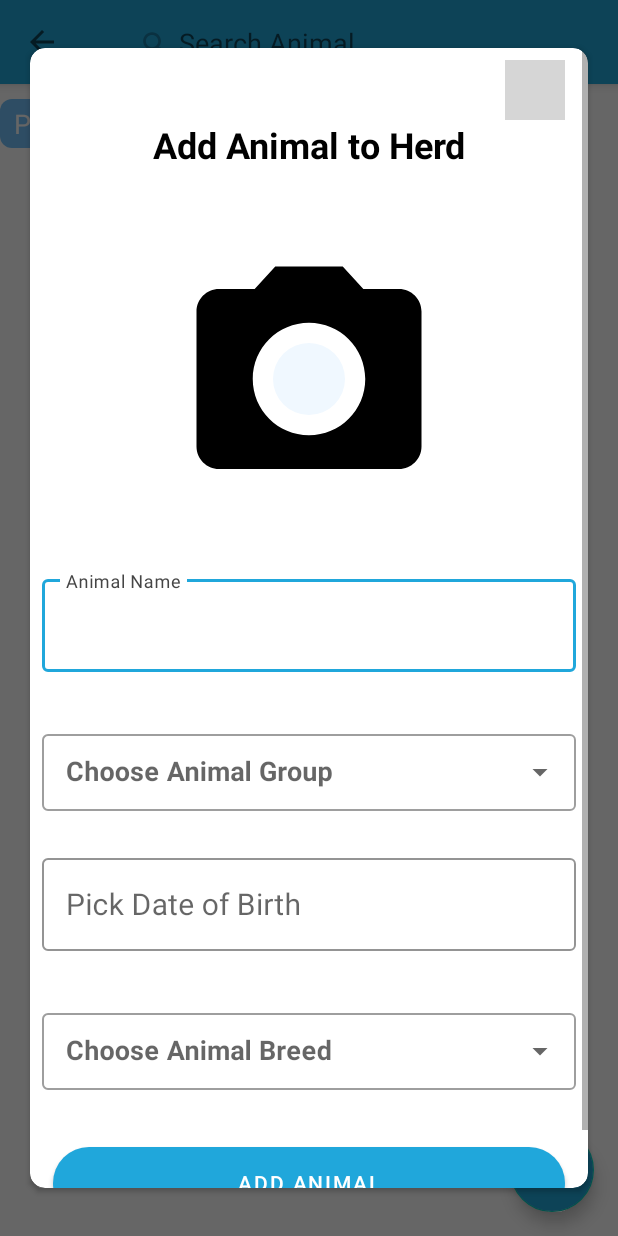
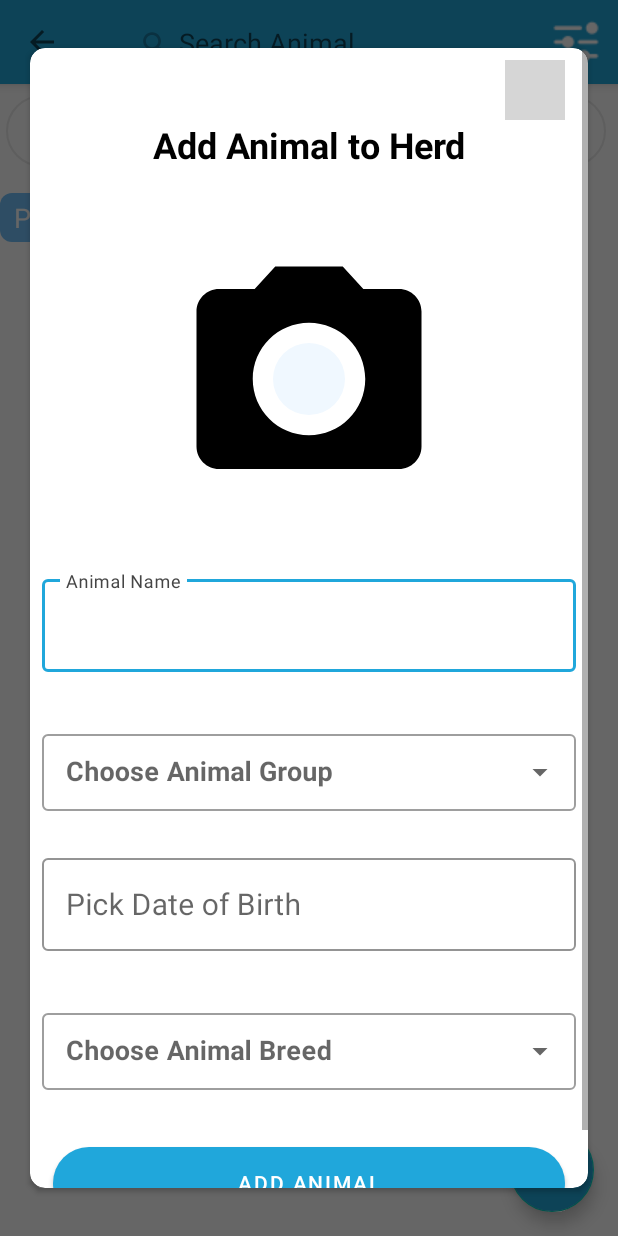
Before and after one commit to v-magiri/Animal-Care, an Android app: the Herd screen opened directly, with no data from a screen before it, after a tap on an icon or button, on a phone screen of 412 x 824 dp. Run offline under Robolectric (Android 15) with nearby library versions, the phone set to English and light mode, and no system bars; our stand-ins replace Firebase (no records; nobody signed in at launch, a user with empty details on screens opened directly); libraries missing offline, so code that uses them is left out: com.karumi.dexter; 2 statements that could not run were skipped; 2 other taps on this screen came first; grey boxes are pictures that could not be loaded.

Commit message:
Add Filters

```diff
--- a/app/src/main/java/com/magiri/animalcare/Herd.java
+++ b/app/src/main/java/com/magiri/animalcare/Herd.java
@@ -27,6 +27,8 @@ import android.widget.DatePicker;
 import android.widget.ImageButton;
 import android.widget.ImageView;
 import android.widget.LinearLayout;
+import android.widget.RadioButton;
+import android.widget.RadioGroup;
 import android.widget.Toast;
 
 import androidx.annotation.NonNull;
@@ -97,6 +99,9 @@ public class Herd extends AppCompatActivity {
     String selectedBreed;
     String animalGroup;
     boolean animalExists;
+    LinearLayout filterLayout;
+    RadioButton pregnantRadioBtn,dryRadioBtn,lactatingRadioBtn;
+    RadioGroup animalStatusRadioGroup;
 
     @Override
     protected void onCreate(Bundle savedInstanceState) {
@@ -117,6 +122,33 @@ public class Herd extends AppCompatActivity {
         status=getResources().getStringArray(R.array.animal_status);
         group=getResources().getStringArray(R.array.age_group);
         storageReference= FirebaseStorage.getInstance().getReference();
+        filterLayout=findViewById(R.id.filterLayout);
+        mProgressDialog=new ProgressDialog(this);
+        mProgressDialog.setCanceledOnTouchOutside(false);
+        mProgressDialog.setMessage("Filtering Animals");
+
+        pregnantRadioBtn=findViewById(R.id.pregnantRadioBtn);
+        lactatingRadioBtn=findViewById(R.id.lactatingRadioBtn);
+        dryRadioBtn=findViewById(R.id.dryRadioBtn);
+        animalStatusRadioGroup=findViewById(R.id.filterLayout);
+
+        animalStatusRadioGroup.setOnCheckedChangeListener(new RadioGroup.OnCheckedChangeListener() {
+            @Override
+            public void onCheckedChanged(RadioGroup group, int checkedId) {
+                switch (checkedId){
+                    case R.id.pregnantRadioBtn:
+                        filterAnimalByStatus("Pregnant");
+                        break;
+                    case R.id.dryRadioBtn:
+                        filterAnimalByStatus("Dry");
+                        break;
+                    case R.id.lactatingRadioBtn:
+                        filterAnimalByStatus("Lactating");
+                        break;
+                }
+            }
+        });
+
 
         groupsAdapter=new ArrayAdapter(Herd.this,R.layout.item,getResources().getStringArray(R.array.age_group));
         breedAdapter=new ArrayAdapter(Herd.this,R.layout.item,getResources().getStringArray(R.array.breed));
@@ -252,6 +284,32 @@ public class Herd extends AppCompatActivity {
                 alertDialog=alertDailogBuilder.create();
                 alertDialog.getWindow().setBackgroundDrawableResource(android.R.color.transparent);
                 alertDialog.show();
+            }
+        });
+    }
+
+    private void filterAnimalByStatus(String Status) {
+        mProgressDialog.show();
+        mRef.orderByChild("status").equalTo(Status).addValueEventListener(new ValueEventListener() {
+            @Override
+            public void onDataChange(@NonNull DataSnapshot snapshot) {
+                animalList.clear();
+                for(DataSnapshot dataSnapshot:snapshot.getChildren()){
+                    Animal myAnimal=dataSnapshot.getValue(Animal.class);
+                    if(myAnimal.getOwnerID().equals(FarmerID)){
+                        animalList.add(myAnimal);
+                        animalAdapter=new AnimalAdapter(Herd.this,animalList);
+                        animalRecyclerView.setAdapter(animalAdapter);
+                    }
+                }
+                mProgressDialog.dismiss();
+                animalAdapter.notifyDataSetChanged();
+            }
+
+            @Override
+            public void onCancelled(@NonNull DatabaseError error) {
+                Toast.makeText(Herd.this, "Something wrong Happened", Toast.LENGTH_SHORT).show();
+                Log.d(TAG, "onCancelled: "+error.getMessage());
             }
         });
     }
@@ -408,7 +466,7 @@ public class Herd extends AppCompatActivity {
     @Override
     public boolean onCreateOptionsMenu(Menu menu) {
         super.onCreateOptionsMenu(menu);
-        getMenuInflater().inflate(R.menu.vet_menu,menu);
+        getMenuInflater().inflate(R.menu.animal_menu,menu);
         MenuItem menuItem=menu.findItem(R.id.app_bar_search);
 
         SearchView searchView= (SearchView) menuItem.getActionView();
@@ -428,4 +486,19 @@ public class Herd extends AppCompatActivity {
 
         return true;
     }
+
+    @Override
+    public boolean onOptionsItemSelected(@NonNull MenuItem item) {
+        switch (item.getItemId()){
+            case R.id.filter:
+                if(filterLayout.getVisibility()==View.VISIBLE){
+                    filterLayout.setVisibility(View.GONE);
+                }else {
+                    filterLayout.setVisibility(View.VISIBLE);
+                    getMyHerd();
+                }
+                return true;
+        }
+        return super.onOptionsItemSelected(item);
+    }
 }
--- a/app/src/main/res/drawable/filter_item_background.xml
+++ b/app/src/main/res/drawable/filter_item_background.xml
@@ -3,7 +3,9 @@
     <corners
         android:radius="50dp" />
     <stroke
-        android:color="@color/dark_grey"
+        android:color="@color/light_8"
         android:width="1dp"/>
+    <solid
+        android:color="@color/white"/>
 
 </shape>
--- /dev/null
+++ b/app/src/main/res/drawable/filter_item_text_color.xml
@@ -0,0 +1,12 @@
+<?xml version="1.0" encoding="utf-8"?>
+<selector xmlns:android="http://schemas.android.com/apk/res/android">
+
+
+    <item android:state_checked="true" android:color="@color/white">
+
+    </item>
+
+    <item android:state_checked="false" android:color="@color/black">
+
+    </item>
+</selector>
--- /dev/null
+++ b/app/src/main/res/drawable/filter_normal.xml
@@ -0,0 +1,10 @@
+<?xml version="1.0" encoding="utf-8"?>
+<shape android:shape="rectangle" xmlns:android="http://schemas.android.com/apk/res/android">
+    <solid
+        android:color="@color/white"/>
+    <stroke
+        android:width="1dp"
+        android:color="@color/light_8"/>
+    <corners
+        android:radius="50dp"/>
+</shape>
--- /dev/null
+++ b/app/src/main/res/drawable/filter_selected.xml
@@ -0,0 +1,8 @@
+<?xml version="1.0" encoding="utf-8"?>
+<shape android:shape="rectangle" xmlns:android="http://schemas.android.com/apk/res/android">
+
+    <corners
+        android:radius="50dp"/>
+    <solid
+        android:color="@color/animalCareBackground"/>
+</shape>
--- /dev/null
+++ b/app/src/main/res/drawable/filter_selector.xml
@@ -0,0 +1,10 @@
+<?xml version="1.0" encoding="utf-8"?>
+<selector xmlns:android="http://schemas.android.com/apk/res/android">
+
+    <item android:state_checked="true" android:drawable="@drawable/filter_selected">
+    </item>
+
+    <item android:state_checked="false" android:drawable="@drawable/filter_normal">
+
+    </item>
+</selector>
--- a/app/src/main/res/layout/activity_herd.xml
+++ b/app/src/main/res/layout/activity_herd.xml
@@ -19,90 +19,126 @@
             app:titleTextColor="@color/white"
             android:id="@+id/herdMaterialToolBar"/>
     </com.google.android.material.appbar.AppBarLayout>
-<!--    <LinearLayout-->
-<!--        android:layout_width="match_parent"-->
-<!--        android:layout_height="wrap_content"-->
-<!--        android:layout_below="@+id/recordAppBar"-->
-<!--        android:weightSum="3"-->
-<!--        android:orientation="horizontal"-->
-<!--        android:id="@+id/filterLayout">-->
+    <RadioGroup
+        android:layout_width="match_parent"
+        android:layout_height="wrap_content"
+        android:layout_below="@+id/recordAppBar"
+        android:weightSum="3"
+        android:visibility="gone"
+        android:layout_marginHorizontal="4dp"
+        android:orientation="horizontal"
+        android:layout_marginVertical="4dp"
+        android:id="@+id/filterLayout">
+        <RadioButton
+            android:layout_width="wrap_content"
+            android:layout_height="wrap_content"
+            android:text="Lactating"
+            android:button="@android:color/transparent"
+            android:textSize="18sp"
+            android:elevation="2dp"
+            android:textAlignment="center"
+            android:textColor="@drawable/filter_item_text_color"
+            android:background="@drawable/filter_selector"
+            android:layout_marginVertical="3dp"
+            android:layout_marginEnd="4dp"
+            android:layout_weight="1"
+            android:id="@+id/lactatingRadioBtn"/>
+        <RadioButton
+            android:layout_width="wrap_content"
+            android:layout_height="wrap_content"
+            android:text="Pregnant"
+            android:button="@android:color/transparent"
+            android:layout_weight="1"
+            android:elevation="2dp"
+            android:layout_marginEnd="4dp"
+            android:layout_marginVertical="3dp"
+            android:textColor="@drawable/filter_item_text_color"
+            android:background="@drawable/filter_selector"
+            android:textAlignment="center"
+            android:textSize="18sp"
+            android:id="@+id/pregnantRadioBtn"/>
+        <RadioButton
+            android:layout_width="wrap_content"
+            android:layout_height="wrap_content"
+            android:text="Dry"
+            android:button="@android:color/transparent"
+            android:layout_weight="1"
+            android:layout_marginEnd="4dp"
+            android:layout_marginVertical="3dp"
+            android:textColor="@drawable/filter_item_text_color"
+            android:background="@drawable/filter_selector"
+            android:textAlignment="center"
+            android:textSize="18sp"
+            android:id="@+id/dryRadioBtn"/>
 <!--        <LinearLayout-->
-<!--            android:layout_width="wrap_content"-->
+<!--            android:layout_width="0dp"-->
 <!--            android:orientation="horizontal"-->
 <!--            android:layout_marginEnd="20dp"-->
 <!--            android:layout_marginVertical="5dp"-->
 <!--            android:id="@+id/breedFilter"-->
+<!--            android:layout_weight="1"-->
+<!--            android:elevation="2dp"-->
 <!--            android:layout_marginStart="10dp"-->
 <!--            android:background="@drawable/filter_item_background"-->
 <!--            android:layout_height="wrap_content">-->
 <!--            <TextView-->
-<!--                android:layout_width="wrap_content"-->
+<!--                android:layout_width="match_parent"-->
 <!--                android:layout_height="wrap_content"-->
-<!--                android:text="Breed"-->
+<!--                android:text="Pregnant"-->
 <!--                android:padding="8dp"-->
 <!--                android:textSize="18sp"-->
+<!--                android:textAlignment="center"-->
 <!--                android:textColor="@color/dark_grey"-->
 <!--                android:id="@+id/breedTxt"/>-->
-<!--            <ImageView-->
-<!--                android:layout_width="16dp"-->
-<!--                android:layout_height="16dp"-->
-<!--                android:layout_gravity="center_vertical"-->
-<!--                android:layout_marginEnd="10dp"-->
-<!--                android:src="@drawable/dropdown"/>-->
 <!--        </LinearLayout>-->
 <!--        <LinearLayout-->
-<!--            android:layout_width="wrap_content"-->
+<!--            android:layout_width="0dp"-->
 <!--            android:orientation="horizontal"-->
 <!--            android:layout_marginEnd="20dp"-->
 <!--            android:layout_marginVertical="5dp"-->
 <!--            android:id="@+id/statusFilter"-->
+<!--            android:layout_weight="1"-->
+<!--            android:elevation="2dp"-->
 <!--            android:background="@drawable/filter_item_background"-->
 <!--            android:layout_height="wrap_content">-->
 <!--            <TextView-->
-<!--                android:layout_width="wrap_content"-->
+<!--                android:layout_width="match_parent"-->
 <!--                android:layout_height="wrap_content"-->
-<!--                android:text="Status"-->
+<!--                android:text="Lactating"-->
 <!--                android:padding="8dp"-->
 <!--                android:textSize="18sp"-->
-<!--                android:id="@+id/StatusTxt"/>-->
-<!--            <ImageView-->
-<!--                android:layout_width="16dp"-->
-<!--                android:layout_height="16dp"-->
-<!--                android:layout_marginEnd="10dp"-->
-<!--                android:layout_gravity="center_vertical"-->
-<!--                android:src="@drawable/dropdown"/>-->
+<!--                android:textAlignment="center"-->
+<!--                android:id="@+id/lactatingStatusTxt"/>-->
 <!--        </LinearLayout>-->
 <!--        <LinearLayout-->
-<!--            android:layout_width="wrap_content"-->
+<!--            android:layout_width="0dp"-->
 <!--            android:orientation="horizontal"-->
 <!--            android:layout_marginEnd="20dp"-->
 <!--            android:layout_marginVertical="5dp"-->
 <!--            android:layout_marginStart="10dp"-->
+<!--            android:elevation="2dp"-->
 <!--            android:id="@+id/ageFilter"-->
+<!--            android:layout_weight="1"-->
 <!--            android:background="@drawable/filter_item_background"-->
 <!--            android:layout_height="wrap_content">-->
 <!--            <TextView-->
-<!--                android:layout_width="wrap_content"-->
+<!--                android:layout_width="match_parent"-->
 <!--                android:layout_height="wrap_content"-->
-<!--                android:text="Age"-->
-<!--                android:padding="8dp"-->
+<!--                android:text="Dry"-->
+<!--                android:padding="4dp"-->
+<!--                android:textAlignment="center"-->
+
 <!--                android:textSize="18sp"-->
-<!--                android:id="@+id/ageTxt"/>-->
-<!--            <ImageView-->
-<!--                android:layout_width="16dp"-->
-<!--                android:layout_height="16dp"-->
-<!--                android:layout_marginEnd="10dp"-->
-<!--                android:layout_gravity="center_vertical"-->
-<!--                android:src="@drawable/dropdown"/>-->
+<!--                android:id="@+id/dryTxt"/>-->
 <!--        </LinearLayout>-->
-<!--    </LinearLayout>-->
+    </RadioGroup>
     <LinearLayout
         android:layout_width="match_parent"
         android:layout_height="wrap_content"
         android:orientation="horizontal"
         android:weightSum="5.5"
         android:layout_marginTop="10dp"
-        android:layout_below="@+id/recordAppBar"
+        android:layout_below="@+id/filterLayout"
         android:id="@+id/header">
         <TextView
             android:layout_width="0dp"
--- /dev/null
+++ b/app/src/main/res/menu/animal_menu.xml
@@ -0,0 +1,16 @@
+<?xml version="1.0" encoding="utf-8"?>
+<menu xmlns:android="http://schemas.android.com/apk/res/android"
+    xmlns:app="http://schemas.android.com/apk/res-auto">
+
+    <item
+        android:id="@+id/app_bar_search"
+        android:icon="@drawable/ic_baseline_search_24"
+        android:title="Search"
+        app:actionViewClass="androidx.appcompat.widget.SearchView"
+        app:showAsAction="ifRoom|collapseActionView" />
+    <item
+        android:id="@+id/filter"
+        android:title="Filter"
+        android:icon="@drawable/ic_filter_item"
+        app:showAsAction="always"/>
+</menu>
--- a/app/src/main/res/values/strings.xml
+++ b/app/src/main/res/values/strings.xml
@@ -148,7 +148,7 @@
     <string-array name="animal_status">
         <item>Dry</item>
         <item>Lactating</item>
-        <item>In Calf</item>
+        <item>Pregnant</item>
     </string-array>
     <string-array name="gender">
         <item>Male</item>
```
Also changed, not shown: app/src/main/res/drawable/ic_filter_item.png (added).
